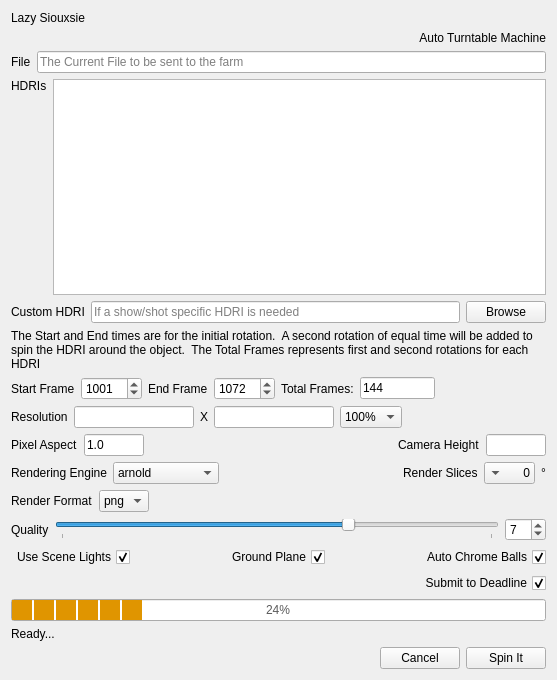
Before: the Qt Designer form v1.0.0/python/lazy_siouxsie/ui/lazy_siouxsie_ui.ui in SleepDeprivedVFX/lazy_siouxsie, drawn with Qt 5.
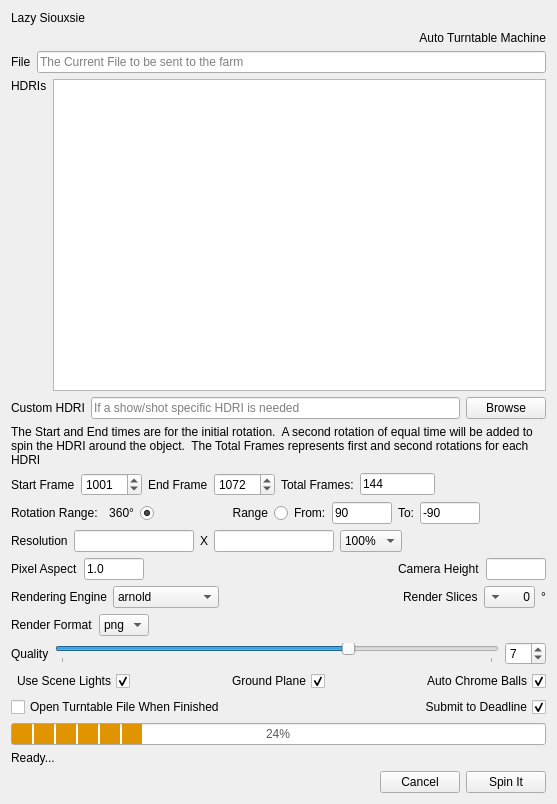
After: the same form once the commit is applied.

Commit message: Added the rotation range setup.  Fixed the scene lighting selection when lights are present but not desired.  Fixed the main group rotation. Added a Leave Turntable File Open feature to keep from returning to the main working file.

What changed in the file:
```diff
--- a/v1.0.0/python/lazy_siouxsie/ui/lazy_siouxsie_ui.ui
+++ b/v1.0.0/python/lazy_siouxsie/ui/lazy_siouxsie_ui.ui
@@ -7,7 +7,7 @@
     <x>0</x>
     <y>0</y>
     <width>557</width>
-    <height>680</height>
+    <height>804</height>
    </rect>
   </property>
   <property name="windowTitle">
@@ -290,6 +290,112 @@
      </item>
     </layout>
    </item>
+   <item>
+    <layout class="QHBoxLayout" name="horizontalLayout_12">
+     <item>
+      <widget class="QLabel" name="rot_range_label">
+       <property name="text">
+        <string>Rotation Range:</string>
+       </property>
+      </widget>
+     </item>
+     <item>
+      <widget class="QRadioButton" name="full_circle">
+       <property name="layoutDirection">
+        <enum>Qt::RightToLeft</enum>
+       </property>
+       <property name="text">
+        <string>360°</string>
+       </property>
+       <property name="checked">
+        <bool>true</bool>
+       </property>
+      </widget>
+     </item>
+     <item>
+      <spacer name="horizontalSpacer_10">
+       <property name="orientation">
+        <enum>Qt::Horizontal</enum>
+       </property>
+       <property name="sizeHint" stdset="0">
+        <size>
+         <width>40</width>
+         <height>20</height>
+        </size>
+       </property>
+      </spacer>
+     </item>
+     <item>
+      <widget class="QRadioButton" name="partial_circle">
+       <property name="layoutDirection">
+        <enum>Qt::RightToLeft</enum>
+       </property>
+       <property name="text">
+        <string>Range</string>
+       </property>
+      </widget>
+     </item>
+     <item>
+      <widget class="QLabel" name="from_label">
+       <property name="text">
+        <string>From:</string>
+       </property>
+       <property name="buddy">
+        <cstring>from_range</cstring>
+       </property>
+      </widget>
+     </item>
+     <item>
+      <widget class="QLineEdit" name="from_range">
+       <property name="maximumSize">
+        <size>
+         <width>60</width>
+         <height>16777215</height>
+        </size>
+       </property>
+       <property name="text">
+        <string>90</string>
+       </property>
+      </widget>
+     </item>
+     <item>
+      <widget class="QLabel" name="to_label">
+       <property name="text">
+        <string>To:</string>
+       </property>
+       <property name="buddy">
+        <cstring>to_range</cstring>
+       </property>
+      </widget>
+     </item>
+     <item>
+      <widget class="QLineEdit" name="to_range">
+       <property name="maximumSize">
+        <size>
+         <width>60</width>
+         <height>16777215</height>
+        </size>
+       </property>
+       <property name="text">
+        <string>-90</string>
+       </property>
+      </widget>
+     </item>
+     <item>
+      <spacer name="horizontalSpacer_9">
+       <property name="orientation">
+        <enum>Qt::Horizontal</enum>
+       </property>
+       <property name="sizeHint" stdset="0">
+        <size>
+         <width>40</width>
+         <height>20</height>
+        </size>
+       </property>
+      </spacer>
+     </item>
+    </layout>
+   </item>
    <item>
     <layout class="QHBoxLayout" name="horizontalLayout_6">
      <item>
@@ -1018,17 +1124,28 @@
     </layout>
    </item>
    <item>
-    <widget class="QCheckBox" name="submit_to_deadline">
-     <property name="layoutDirection">
-      <enum>Qt::RightToLeft</enum>
-     </property>
-     <property name="text">
-      <string>Submit to Deadline</string>
-     </property>
-     <property name="checked">
-      <bool>true</bool>
-     </property>
-    </widget>
+    <layout class="QHBoxLayout" name="horizontalLayout_13">
+     <item>
+      <widget class="QCheckBox" name="open_turntable">
+       <property name="text">
+        <string>Open Turntable File When Finished</string>
+       </property>
+      </widget>
+     </item>
+     <item>
+      <widget class="QCheckBox" name="submit_to_deadline">
+       <property name="layoutDirection">
+        <enum>Qt::RightToLeft</enum>
+       </property>
+       <property name="text">
+        <string>Submit to Deadline</string>
+       </property>
+       <property name="checked">
+        <bool>true</bool>
+       </property>
+      </widget>
+     </item>
+    </layout>
    </item>
    <item>
     <layout class="QVBoxLayout" name="verticalLayout">
```
Left out of the diff: 29 changed lines with no effect on the pictures. The commit also changes 3 other files.
